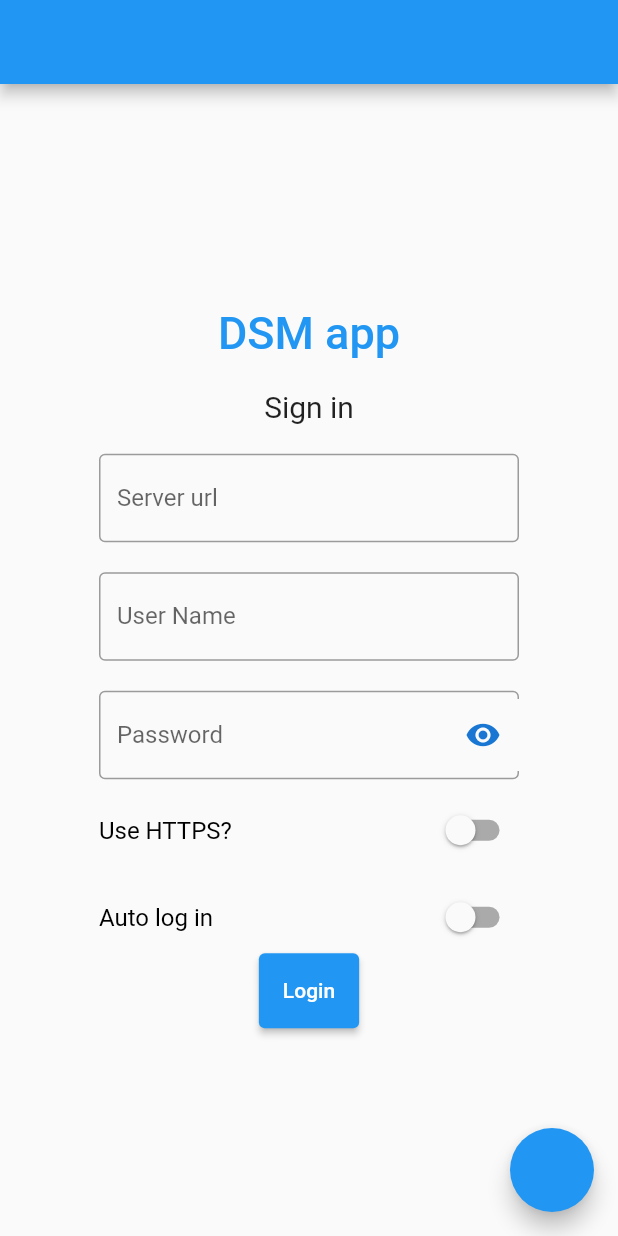
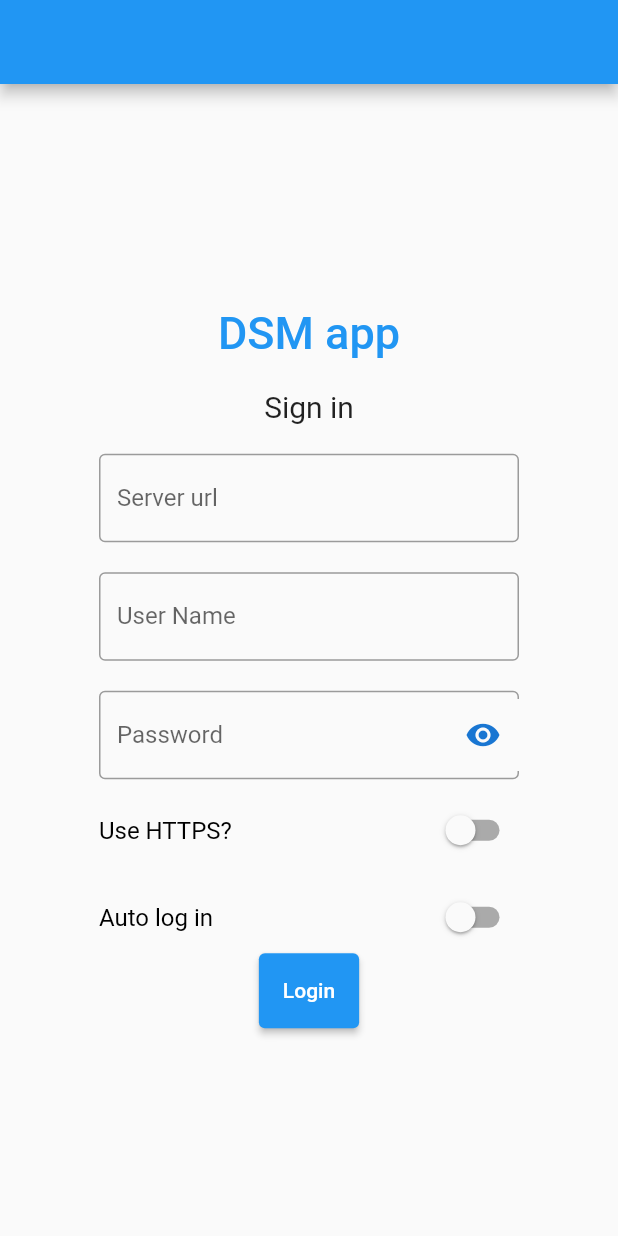
Before and after one commit to chitkiu/synopce, a Flutter app: the screen it shows after launch, on a phone screen of 412 x 824 dp. Run offline on Flutter 3.47's test engine with Material 2 defaults, Android fonts, the phone set to English and light mode, and no system bars; our stand-ins replace bloc, file_picker, flutter_bloc, flutter_secure_storage, flutter_swipe_action_cell, responsive_builder; missing offline and left inert: dsm_sdk, flutter_fancy_tree_view.

Commit message:
Small UI improvement

```diff
--- a/lib/common/base_scaffold.dart
+++ b/lib/common/base_scaffold.dart
@@ -35,8 +35,15 @@ class BaseScaffold extends StatelessWidget {
         ),
         backgroundColor: backgroundColor,
         body: child,
-        floatingActionButton:
-            FloatingActionButton(onPressed: onPressed, child: actionButtonIcon),
+        floatingActionButton: _getFloatingActionButton(),
+      );
+    }
+  }
+
+  FloatingActionButton? _getFloatingActionButton() {
+    if (onPressed != null || actionButtonIcon != null) {
+      return FloatingActionButton(
+          onPressed: onPressed, child: actionButtonIcon
       );
     }
   }
--- a/lib/download_station/tasks_list/task_item_widget.dart
+++ b/lib/download_station/tasks_list/task_item_widget.dart
@@ -73,6 +73,7 @@ class TaskItemWidget extends StatelessWidget {
       case TaskInfoDetailStatus.HASH_CHEKING:
       case TaskInfoDetailStatus.PAUSED:
       case TaskInfoDetailStatus.WAITING:
+      case TaskInfoDetailStatus.SEEDING:
         return Colors.orange;
     }
   }
--- a/lib/download_station/tasks_list/tasks_screen_widget.dart
+++ b/lib/download_station/tasks_list/tasks_screen_widget.dart
@@ -49,7 +49,6 @@ class TasksScreenWidget extends StatelessWidget {
                     width: 15,
                     height: 15,
                     child: CircularProgressIndicator(
-                      //TODO Replace with SpinKitFadingCircle
                       color: Colors.white,
                     ),
                   ),
```
